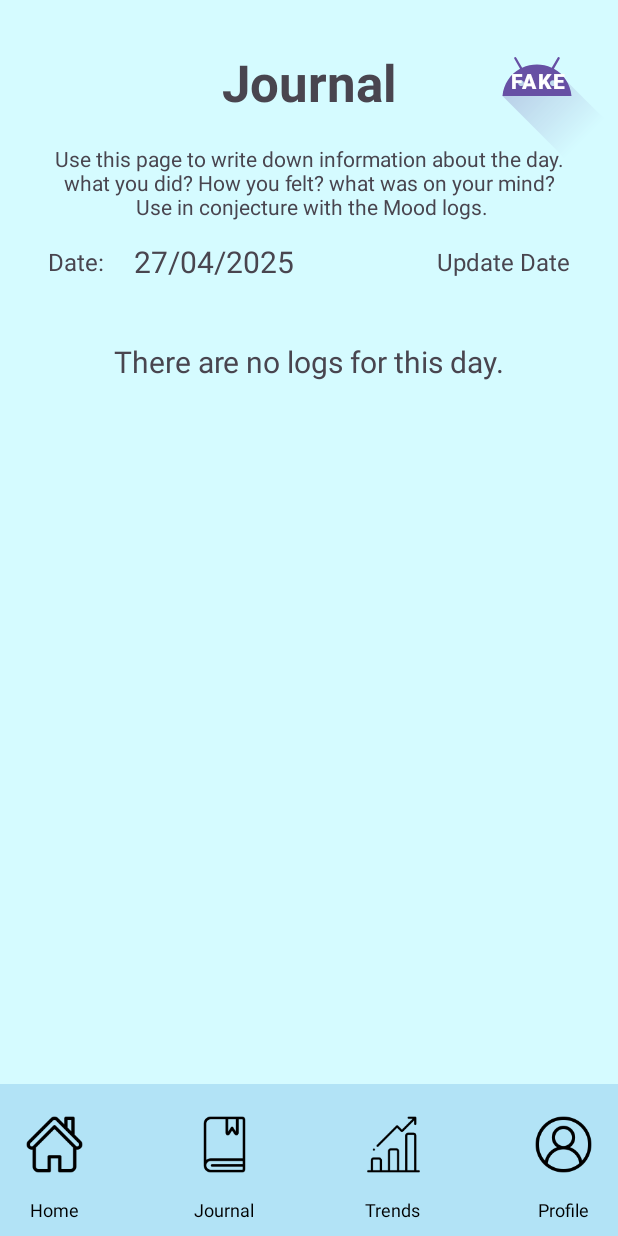
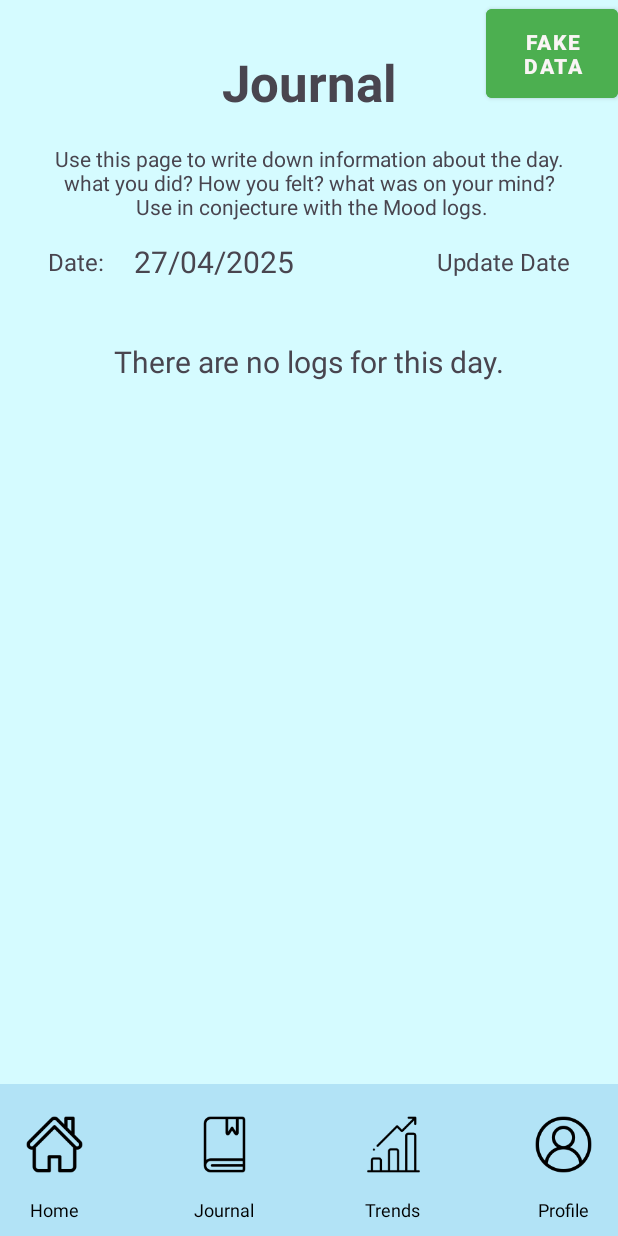
Before and after one commit to killerBunny8/mentalhealth-project, an Android app: the ActivityJournal screen opened directly, with no data from a screen before it, on a phone screen of 412 x 824 dp. Run offline under Robolectric (Android 15) with nearby library versions, the phone set to English and light mode, and no system bars; our stand-ins replace Firebase (no records; nobody signed in at launch, a user with empty details on screens opened directly).

Commit message:
Update activity_journal.xml

```diff
--- a/app/src/main/res/layout/activity_journal.xml
+++ b/app/src/main/res/layout/activity_journal.xml
@@ -117,11 +117,11 @@
 
     <Button
         android:id="@+id/txtAddfakeLogs"
-        style="@style/SaveButtonJournal"
+        style="@style/GreenButton"
         android:layout_width="wrap_content"
         android:layout_height="wrap_content"
-        android:background="@drawable/ic_launcher_foreground"
-        android:text="fake"
+        android:text="fake\nData"
+        android:textColor="#FAF5F5"
         app:layout_constraintEnd_toEndOf="parent"
         app:layout_constraintTop_toTopOf="parent" />
 
```
